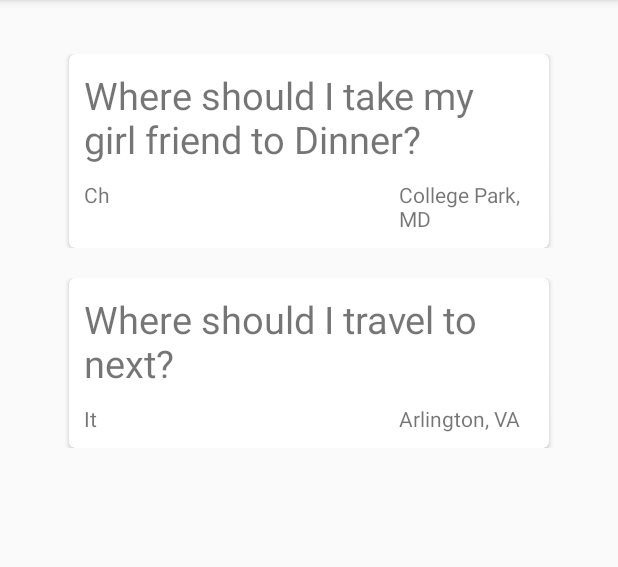
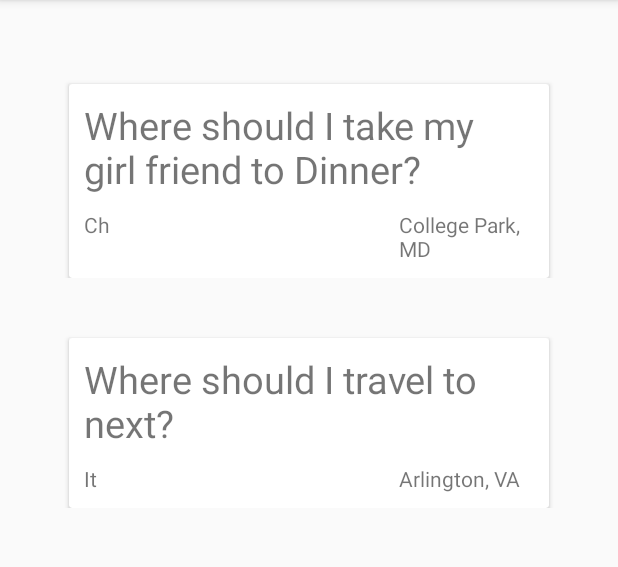
Before and after one commit to sam321pbs/Stuck, an Android app: the screen it shows after launch (StuckMainListActivity), on a phone screen of 412 x 824 dp, the part 84-651 px from its top. Run offline under Robolectric (Android 15) with nearby library versions, the phone set to English and light mode, and no system bars.

```diff
--- a/app/src/main/java/com/example/sammengistu/stuck/activities/StuckMainListActivity.java
+++ b/app/src/main/java/com/example/sammengistu/stuck/activities/StuckMainListActivity.java
@@ -52,6 +52,9 @@ public class StuckMainListActivity extends AppCompatActivity {
             "Ethiopia",
             "Arlington, VA"));
 
+
+
+
         // specify an adapter (see also next example)
         mAdapter = new CardViewListAdapter(myDataset, this, StuckVoteActivity.class);
         mRecyclerViewQuestions.setAdapter(mAdapter);
--- a/app/src/main/java/com/example/sammengistu/stuck/model/StuckPost.java
+++ b/app/src/main/java/com/example/sammengistu/stuck/model/StuckPost.java
@@ -1,8 +1,11 @@
 package com.example.sammengistu.stuck.model;
 
 
+import java.util.UUID;
+
 public class StuckPost {
 
+    private UUID mUUID;
     private String mQuestion;
     private String mChoice1;
     private String mChoice2;
@@ -14,12 +17,18 @@ public class StuckPost {
     public StuckPost (String question, String choice1,
                        String choice2, String choice3, String choice4,
                       String stuckPostLocation){
+
+        mUUID = UUID.randomUUID();
         mQuestion = question;
         mChoice1 = choice1;
         mChoice2 = choice2;
         mChoice3 = choice3;
         mChoice4 = choice4;
         mStuckPostLocation = stuckPostLocation;
+    }
+
+    public UUID getUUID() {
+        return mUUID;
     }
 
     public String getQuestion() {
--- a/app/src/main/res/layout/card_view_question.xml
+++ b/app/src/main/res/layout/card_view_question.xml
@@ -2,15 +2,8 @@
 <!-- A CardView that contains a TextView -->
 <android.support.v7.widget.CardView
         xmlns:android="http://schemas.android.com/apk/res/android"
-        xmlns:card_view="http://schemas.android.com/apk/res-auto"
         android:id="@+id/card_view"
-        android:layout_gravity="center"
-        android:orientation="vertical"
-        android:layout_width="match_parent"
-        android:layout_marginStart="30dp"
-        android:layout_marginEnd="30dp"
-        android:layout_height="wrap_content"
-        card_view:cardCornerRadius="4dp">
+        style="@style/question_card_view">
 
     <include
             layout="@layout/question_info_layout"/>
--- a/app/src/main/res/values/dimens.xml
+++ b/app/src/main/res/values/dimens.xml
@@ -3,4 +3,5 @@
     <dimen name="activity_horizontal_margin">16dp</dimen>
     <dimen name="activity_vertical_margin">16dp</dimen>
     <dimen name="question_top_margin">20dp</dimen>
+    <dimen name="question_margins">30dp</dimen>
 </resources>
--- a/app/src/main/res/values/styles.xml
+++ b/app/src/main/res/values/styles.xml
@@ -8,4 +8,17 @@
         <item name="colorAccent">@color/colorAccent</item>
     </style>
 
+    <style name="question_card_view">
+
+        <item name="android:layout_marginEnd">@dimen/question_margins</item>
+        <item name="android:layout_marginStart">@dimen/question_margins</item>
+        <item name="android:layout_gravity">center</item>
+        <item name="android:orientation">vertical</item>
+        <item name="android:layout_width">match_parent</item>
+        <item name="android:layout_height">wrap_content</item>
+        <!--<item name="card_view:cardCornerRadius">4dp</item>-->
+        <item name="android:layout_marginTop">@dimen/question_top_margin</item>
+
+    </style>
+
 </resources>
```
Also changed, not shown: app/src/main/java/com/example/sammengistu/stuck/activities/StuckNewPostActivity.java (added, +7 -0 lines), app/src/main/res/layout/activity_new_stuck_post.xml (added, +35 -0 lines).
